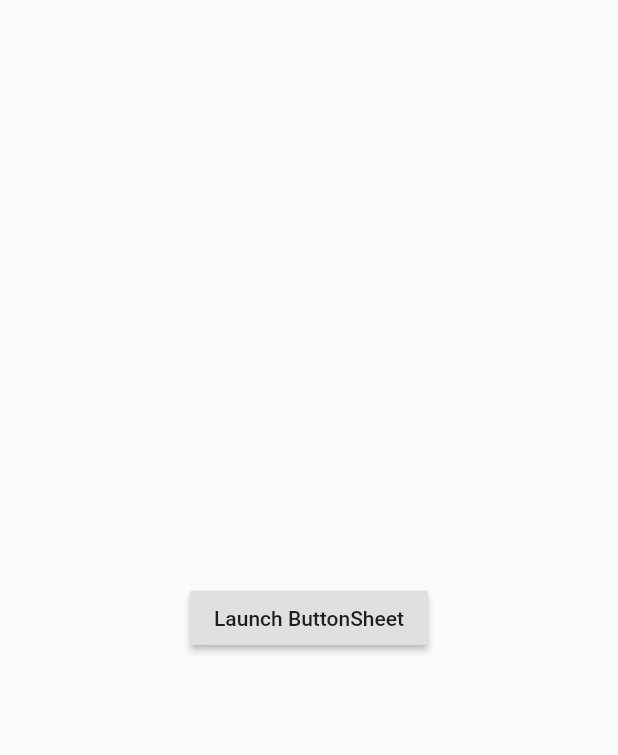
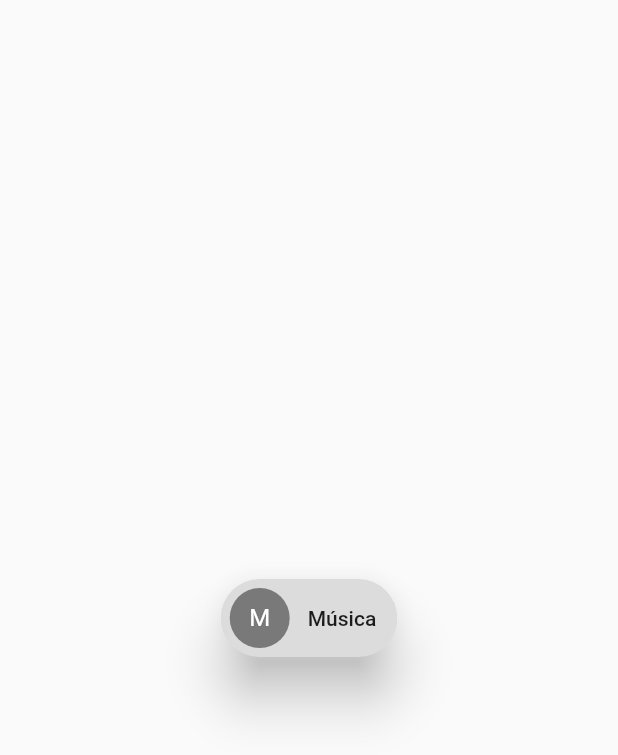
Before and after one commit to GiovanniSolano/Componentes-avanzados---Flutter, a Flutter app: the screen it shows after launch, on a phone screen of 412 x 824 dp. Shown: the top 755 px of the screen. Run offline on Flutter 3.47's test engine with Material 2 defaults, Android fonts, the phone set to English and light mode, and no system bars.

Commit message:
Componentes avanzados - Chip

```diff
--- /dev/null
+++ b/lib/componentes_avanzados/chip.dart
@@ -0,0 +1,23 @@
+import 'package:flutter/material.dart';
+
+class MyChipWidget extends StatefulWidget {
+  @override
+  _MyChipWidgetState createState() => _MyChipWidgetState();
+}
+
+class _MyChipWidgetState extends State<MyChipWidget> {
+  @override
+  Widget build(BuildContext context) {
+    return Scaffold(
+      body: Center(
+        child: Chip(
+            labelPadding: EdgeInsets.all(10),
+            elevation: 15,
+            avatar: CircleAvatar(
+                backgroundColor: Colors.black45,
+                child: Text('M', style: TextStyle(color: Colors.white))),
+            label: Text('Música')),
+      ),
+    );
+  }
+}
--- a/lib/main.dart
+++ b/lib/main.dart
@@ -1,7 +1,8 @@
 import 'package:flutter/material.dart';
 
-import 'componentes_avanzados/bottomsheet.dart';
+import 'componentes_avanzados/chip.dart';
 
+// import 'componentes_avanzados/bottomsheet.dart';
 // import 'componentes_avanzados/sliverappbar.dart';
 // import 'componentes_avanzados/expansionPanel.dart';
 // import 'componentes_avanzados/dates.dart';
@@ -24,7 +25,7 @@ class MyApp extends StatelessWidget {
         primarySwatch: Colors.blue,
         visualDensity: VisualDensity.adaptivePlatformDensity,
       ),
-      home: MyBottomSheetWidget(),
+      home: MyChipWidget(),
     );
   }
 }
```
